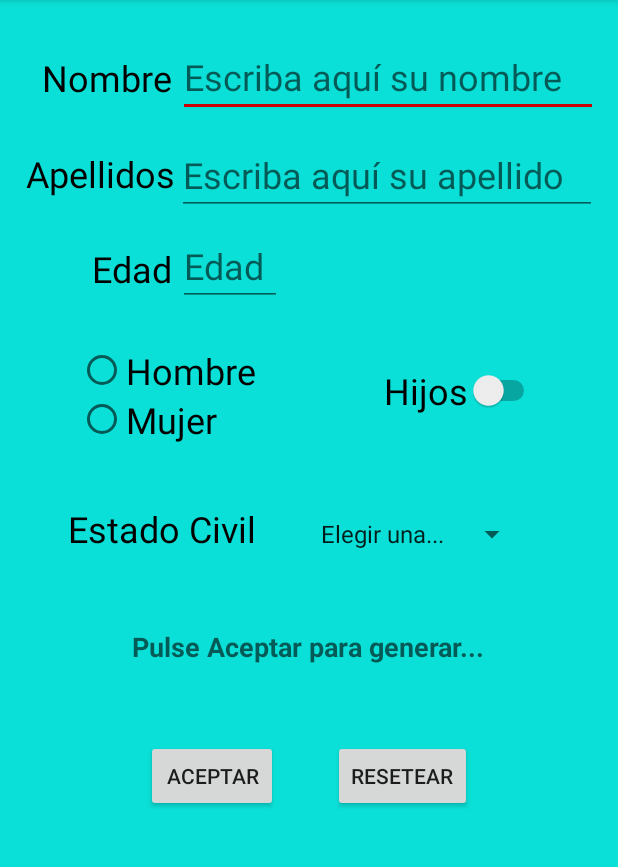
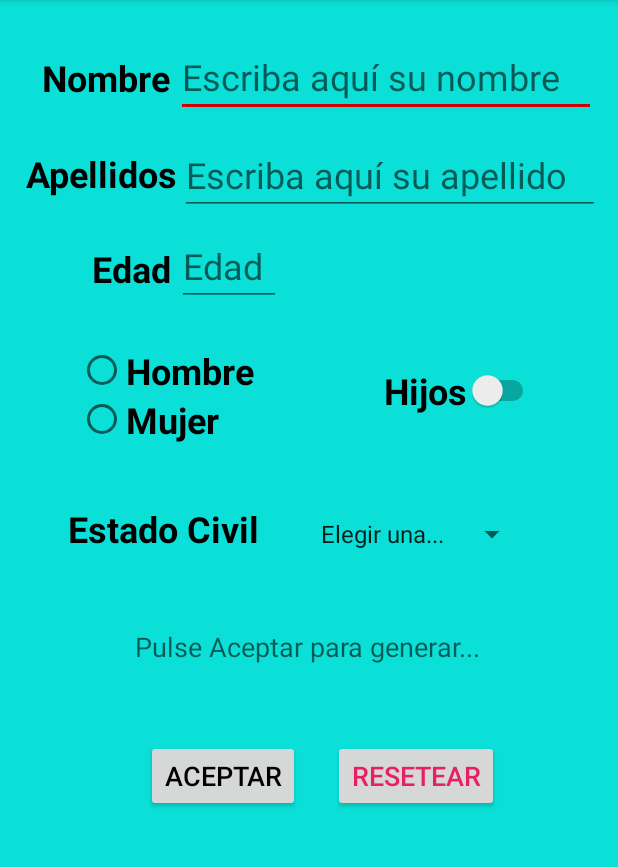
Before and after one commit to davidbor7/Data_Form_Android, an Android app: the screen it shows after launch (MainActivity), on a phone screen of 412 x 824 dp, the part 84-951 px from its top. Run offline under Robolectric (Android 15) with nearby library versions, the phone set to English and light mode, and no system bars; 1 statement that could not run was skipped.

Commit message:
Add resources 1.0

```diff
--- a/app/src/main/AndroidManifest.xml
+++ b/app/src/main/AndroidManifest.xml
@@ -8,11 +8,10 @@ package="com.example.datospersonales">
     android:label="@string/app_name"
     android:roundIcon="@mipmap/ic_launcher_round"
     android:supportsRtl="true"
-    android:theme="@style/AppTheme">
+    android:theme="@style/MiTema">
     <activity android:name=".MainActivity">
         <intent-filter>
             <action android:name="android.intent.action.MAIN" />
-
             <category android:name="android.intent.category.LAUNCHER" />
         </intent-filter>
     </activity>
--- a/app/src/main/java/com/example/datospersonales/MainActivity.java
+++ b/app/src/main/java/com/example/datospersonales/MainActivity.java
@@ -4,6 +4,7 @@ import androidx.appcompat.app.AppCompatActivity;
 
 import android.content.res.Resources;
 import android.graphics.Color;
+import android.graphics.Typeface;
 import android.os.Bundle;
 import android.view.View;
 import android.widget.ArrayAdapter;
@@ -17,14 +18,14 @@ import android.widget.TextView;
 
 public class MainActivity extends AppCompatActivity {
 
-//hola
-    public MainActivity() {
-    }
+    private Typeface fuente;
 
     @Override
     protected void onCreate(Bundle savedInstanceState) {
         super.onCreate(savedInstanceState);
         setContentView(R.layout.activity_main);
+
+        String fuentes = "fuentes/CaviarDreams.ttf";
 
         final EditText texto_nombre = (EditText) findViewById(R.id.campo_nombre);
         final EditText texto_apellidos = (EditText) findViewById(R.id.campo_apellidos);
@@ -44,6 +45,9 @@ public class MainActivity extends AppCompatActivity {
         final Spinner cmbOpciones = (Spinner) findViewById(R.id.spinner_estado_civil);
 
         cmbOpciones.setAdapter(adaptador);
+
+        this.fuente = Typeface.createFromAsset(getAssets(), fuentes);
+        area_de_texto.setTypeface(fuente);
 
         //ANONIMA BOTON 1
 
--- a/app/src/main/res/layout-land/activity_main.xml
+++ b/app/src/main/res/layout-land/activity_main.xml
@@ -9,6 +9,7 @@
 
     <TextView
         android:id="@+id/texto_nombre"
+        style="@style/TextoNegrita"
         android:layout_width="wrap_content"
         android:layout_height="50dp"
         android:layout_alignParentStart="true"
@@ -18,8 +19,7 @@
         android:layout_marginLeft="25dp"
         android:layout_marginTop="9dp"
         android:text="@string/nombre"
-        android:textColor="#000000"
-        android:textSize="24sp" />
+        />
 
     <EditText
         android:id="@+id/campo_nombre"
@@ -39,6 +39,7 @@
 
     <TextView
         android:id="@+id/texto_apellidos"
+        style="@style/TextoNegrita"
         android:layout_width="wrap_content"
         android:layout_height="50dp"
         android:layout_below="@+id/texto_nombre"
@@ -48,8 +49,7 @@
         android:layout_marginLeft="17dp"
         android:layout_marginTop="14dp"
         android:text="@string/apellidos"
-        android:textSize="24sp"
-        android:textColor="#000000" />
+         />
 
 
     <EditText
@@ -71,6 +71,7 @@
 
     <TextView
         android:id="@+id/texto_edad"
+        style="@style/TextoNegrita"
         android:layout_width="wrap_content"
         android:layout_height="wrap_content"
         android:layout_below="@+id/texto_apellidos"
@@ -80,8 +81,7 @@
         android:layout_marginLeft="62dp"
         android:layout_marginTop="13dp"
         android:text="@string/edad"
-        android:textSize="24sp"
-        android:textColor="#000000" />
+         />
 
 
     <EditText
@@ -113,21 +113,24 @@
 
         <RadioButton
             android:id="@+id/radioButton1"
+            style="@style/TextoNegrita"
             android:layout_width="match_parent"
             android:layout_height="wrap_content"
             android:text="@string/hombre"
-            android:textSize="24sp" />
+            />
 
         <RadioButton
             android:id="@+id/radioButton2"
+            style="@style/TextoNegrita"
             android:layout_width="match_parent"
             android:layout_height="wrap_content"
             android:text="@string/mujer"
-            android:textSize="24sp" />
+            />
     </RadioGroup>
 
     <Switch
         android:id="@+id/switch1"
+        style="@style/TextoNegrita"
         android:layout_width="wrap_content"
         android:layout_height="wrap_content"
         android:layout_alignTop="@+id/radio_grupo"
@@ -136,8 +139,7 @@
         android:layout_marginStart="256dp"
         android:layout_marginLeft="256dp"
         android:layout_marginTop="13dp"
-        android:text="@string/hijos"
-        android:textSize="24sp" />
+         />
 
 
     <Spinner
@@ -154,6 +156,7 @@
 
     <TextView
         android:id="@+id/text_estado_civil"
+        style="@style/TextoNegrita"
         android:layout_width="wrap_content"
         android:layout_height="wrap_content"
         android:layout_below="@+id/radio_grupo"
@@ -168,8 +171,7 @@
 
     <Button
         android:id="@+id/btn_aceptar"
-        android:layout_width="wrap_content"
-        android:layout_height="wrap_content"
+        style="@style/MiEstilo"
         android:layout_below="@+id/area_de_texto"
         android:layout_alignParentStart="true"
         android:layout_alignParentLeft="true"
@@ -180,8 +182,7 @@
 
     <Button
         android:id="@+id/btn_reset"
-        android:layout_width="wrap_content"
-        android:layout_height="wrap_content"
+        style="@style/MiEstilo.textoDestacado"
         android:layout_below="@+id/area_de_texto"
         android:layout_alignParentStart="true"
         android:layout_alignParentLeft="true"
--- a/app/src/main/res/layout/activity_main.xml
+++ b/app/src/main/res/layout/activity_main.xml
@@ -8,6 +8,7 @@
 
     <TextView
         android:id="@+id/texto_nombre"
+        style="@style/TextoNegrita"
         android:layout_width="wrap_content"
         android:layout_height="50dp"
         android:layout_alignParentStart="true"
@@ -17,8 +18,7 @@
         android:layout_marginLeft="28dp"
         android:layout_marginTop="35dp"
         android:text="@string/nombre"
-        android:textSize="24sp"
-        android:textColor="#000000" />
+         />
 
 
 
@@ -40,6 +40,7 @@
 
     <TextView
         android:id="@+id/texto_apellidos"
+        style="@style/TextoNegrita"
         android:layout_width="wrap_content"
         android:layout_height="50dp"
         android:layout_below="@+id/texto_nombre"
@@ -49,8 +50,7 @@
         android:layout_marginLeft="17dp"
         android:layout_marginTop="14dp"
         android:text="@string/apellidos"
-        android:textSize="24sp"
-        android:textColor="#000000" />
+        />
 
 
     <EditText
@@ -73,6 +73,7 @@
 
     <TextView
         android:id="@+id/texto_edad"
+        style="@style/TextoNegrita"
         android:layout_width="wrap_content"
         android:layout_height="wrap_content"
         android:layout_below="@+id/texto_apellidos"
@@ -82,8 +83,7 @@
         android:layout_marginLeft="61dp"
         android:layout_marginTop="13dp"
         android:text="@string/edad"
-        android:textColor="#000000"
-        android:textSize="24sp" />
+         />
 
     <EditText
         android:id="@+id/campo_edad"
@@ -114,21 +114,24 @@
 
         <RadioButton
             android:id="@+id/radioButton1"
+            style="@style/TextoNegrita"
             android:layout_width="match_parent"
             android:layout_height="wrap_content"
             android:text="@string/hombre"
-            android:textSize="24sp" />
+            />
 
         <RadioButton
             android:id="@+id/radioButton2"
+            style="@style/TextoNegrita"
             android:layout_width="match_parent"
             android:layout_height="wrap_content"
             android:text="@string/mujer"
-            android:textSize="24sp" />
+             />
     </RadioGroup>
 
     <Switch
         android:id="@+id/switch1"
+        style="@style/TextoNegrita"
         android:layout_width="wrap_content"
         android:layout_height="wrap_content"
         android:layout_alignTop="@+id/radio_grupo"
@@ -138,7 +141,7 @@
         android:layout_marginLeft="256dp"
         android:layout_marginTop="13dp"
         android:text="@string/hijos"
-        android:textSize="24sp" />
+         />
 
 
     <Spinner
@@ -151,10 +154,11 @@
         android:layout_marginStart="206dp"
         android:layout_marginLeft="206dp"
         android:layout_marginTop="67dp"
-        android:textSize="24sp" />
+        />
 
     <TextView
         android:id="@+id/text_estado_civil"
+        style="@style/TextoNegrita"
         android:layout_width="wrap_content"
         android:layout_height="wrap_content"
         android:layout_below="@+id/radio_grupo"
@@ -163,14 +167,11 @@
         android:layout_marginStart="45dp"
         android:layout_marginLeft="45dp"
         android:layout_marginTop="24dp"
-        android:text="@string/estado_civil"
-        android:textColor="#000000"
-        android:textSize="24sp" />
+        android:text="@string/estado_civil" />
 
     <Button
         android:id="@+id/btn_aceptar"
-        android:layout_width="wrap_content"
-        android:layout_height="wrap_content"
+        style="@style/MiEstilo"
         android:layout_below="@+id/area_de_texto"
         android:layout_alignParentStart="true"
         android:layout_alignParentLeft="true"
@@ -181,8 +182,7 @@
 
     <Button
         android:id="@+id/btn_reset"
-        android:layout_width="wrap_content"
-        android:layout_height="wrap_content"
+        style="@style/MiEstilo.textoDestacado"
         android:layout_below="@+id/area_de_texto"
         android:layout_alignParentStart="true"
         android:layout_alignParentLeft="true"
--- /dev/null
+++ b/app/src/main/res/values/dimens.xml
@@ -0,0 +1,6 @@
+<?xml version="1.0" encoding="utf-8"?>
+<resources>
+
+    <dimen name="my_value">16dp</dimen>
+
+</resources>
--- a/app/src/main/res/values/styles.xml
+++ b/app/src/main/res/values/styles.xml
@@ -1,11 +1,33 @@
 <resources>
 
     <!-- Base application theme. -->
-    <style name="AppTheme" parent="Theme.AppCompat.Light.DarkActionBar">
+    <style name="MiTema" parent="Theme.AppCompat.Light.DarkActionBar">
         <!-- Customize your theme here. -->
         <item name="colorPrimary">@color/colorPrimary</item>
         <item name="colorPrimaryDark">@color/colorPrimaryDark</item>
         <item name="colorAccent">@color/colorAccent</item>
     </style>
 
+    <style name="MiEstilo"
+        parent="@android:style/TextAppearance.Medium">
+        <item name="android:layout_width">wrap_content</item>
+        <item name="android:layout_height">wrap_content</item>
+        <item name="android:textColor">#000000</item>
+        <item name="android:textSize">8pt</item>
+    </style>
+
+    <style name="MiEstilo.textoDestacado">
+        <item name="android:textColor">#E91E63</item>
+        <item name="android:textSize">8pt</item>
+    </style>
+
+    <style name="TextoNegrita">
+        <item name="android:textColor">#000000</item>
+        <item name="android:textStyle">bold</item>
+        <item name="android:textSize">24sp</item>
+    </style>
+
+
+
+
 </resources>
```
